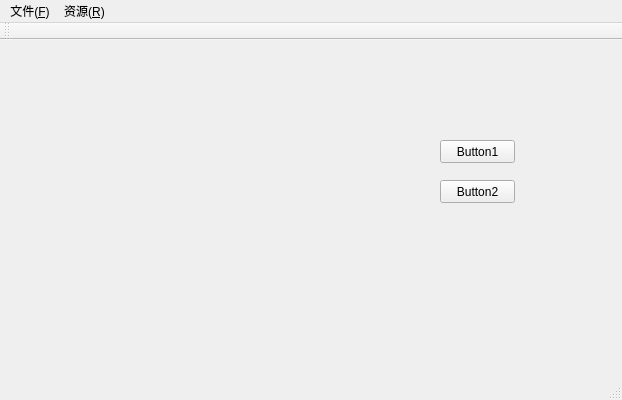
First picture: the form in Editor/editor.ui, repository dontpanic92/FoOTOo-Strike, before the edit.
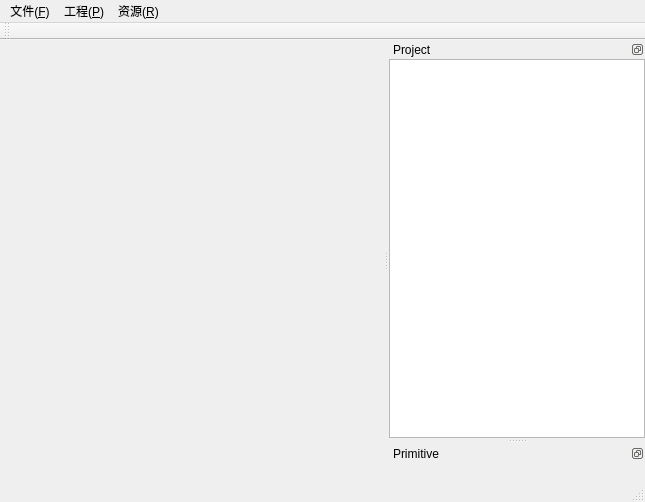
Second picture: the form after the edit. Custom widgets are drawn as their Qt base class.

```diff
--- a/Editor/editor.ui
+++ b/Editor/editor.ui
@@ -6,57 +6,38 @@
    <rect>
     <x>0</x>
     <y>0</y>
-    <width>622</width>
-    <height>400</height>
+    <width>645</width>
+    <height>502</height>
    </rect>
   </property>
   <property name="windowTitle">
    <string>Editor</string>
   </property>
   <widget class="QWidget" name="centralWidget">
-   <widget class="RenderWidget" name="widget" native="true">
-    <property name="geometry">
-     <rect>
-      <x>10</x>
-      <y>10</y>
-      <width>411</width>
-      <height>291</height>
-     </rect>
+   <layout class="QGridLayout" name="gridLayout">
+    <property name="leftMargin">
+     <number>0</number>
     </property>
-   </widget>
-   <widget class="QPushButton" name="pushButton">
-    <property name="geometry">
-     <rect>
-      <x>440</x>
-      <y>100</y>
-      <width>75</width>
-      <height>23</height>
-     </rect>
+    <property name="topMargin">
+     <number>0</number>
     </property>
-    <property name="text">
-     <string>Button1</string>
+    <property name="rightMargin">
+     <number>0</number>
     </property>
-   </widget>
-   <widget class="QPushButton" name="pushButton_2">
-    <property name="geometry">
-     <rect>
-      <x>440</x>
-      <y>140</y>
-      <width>75</width>
-      <height>23</height>
-     </rect>
+    <property name="bottomMargin">
+     <number>0</number>
     </property>
-    <property name="text">
-     <string>Button2</string>
-    </property>
-   </widget>
+    <item row="0" column="0">
+     <widget class="RenderWidget" name="widget" native="true"/>
+    </item>
+   </layout>
   </widget>
   <widget class="QMenuBar" name="menuBar">
    <property name="geometry">
     <rect>
      <x>0</x>
      <y>0</y>
-     <width>622</width>
+     <width>645</width>
      <height>23</height>
     </rect>
    </property>
@@ -78,7 +59,14 @@
     </widget>
     <addaction name="menu"/>
    </widget>
+   <widget class="QMenu" name="menu_P">
+    <property name="title">
+     <string>工程(&amp;P)</string>
+    </property>
+    <addaction name="action_S"/>
+   </widget>
    <addaction name="menuAaa"/>
+   <addaction name="menu_P"/>
    <addaction name="menu_I"/>
   </widget>
   <widget class="QToolBar" name="mainToolBar">
@@ -90,6 +78,108 @@
    </attribute>
   </widget>
   <widget class="QStatusBar" name="statusBar"/>
+  <widget class="QDockWidget" name="projectDock">
+   <property name="enabled">
+    <bool>true</bool>
+   </property>
+   <property name="styleSheet">
+    <string notr="true">QDockWidget::title
+{
+display:none;
+}</string>
+   </property>
+   <property name="floating">
+    <bool>false</bool>
+   </property>
+   <property name="features">
+    <set>QDockWidget::DockWidgetFloatable</set>
+   </property>
+   <property name="windowTitle">
+    <string>Project</string>
+   </property>
+   <attribute name="dockWidgetArea">
+    <number>2</number>
+   </attribute>
+   <widget class="QWidget" name="dockWidgetContents_2">
+    <layout class="QVBoxLayout" name="verticalLayout">
+     <property name="leftMargin">
+      <number>0</number>
+     </property>
+     <property name="topMargin">
+      <number>0</number>
+     </property>
+     <property name="rightMargin">
+      <number>0</number>
+     </property>
+     <property name="bottomMargin">
+      <number>0</number>
+     </property>
+     <item>
+      <widget class="QTreeWidget" name="projectTree">
+       <property name="styleSheet">
+        <string notr="true"/>
+       </property>
+       <property name="frameShape">
+        <enum>QFrame::StyledPanel</enum>
+       </property>
+       <property name="columnCount">
+        <number>1</number>
+       </property>
+       <attribute name="headerVisible">
+        <bool>false</bool>
+       </attribute>
+       <attribute name="headerDefaultSectionSize">
+        <number>100</number>
+       </attribute>
+       <column>
+        <property name="text">
+         <string notr="true">1</string>
+        </property>
+       </column>
+      </widget>
+     </item>
+    </layout>
+   </widget>
+  </widget>
+  <widget class="QDockWidget" name="primitiveDock">
+   <property name="features">
+    <set>QDockWidget::DockWidgetFloatable|QDockWidget::DockWidgetMovable</set>
+   </property>
+   <property name="windowTitle">
+    <string>Primitive</string>
+   </property>
+   <attribute name="dockWidgetArea">
+    <number>2</number>
+   </attribute>
+   <widget class="QWidget" name="dockWidgetContents">
+    <widget class="QPushButton" name="planeButton">
+     <property name="geometry">
+      <rect>
+       <x>20</x>
+       <y>20</y>
+       <width>75</width>
+       <height>23</height>
+      </rect>
+     </property>
+     <property name="text">
+      <string>Plane</string>
+     </property>
+    </widget>
+    <widget class="QPushButton" name="icosphereButton">
+     <property name="geometry">
+      <rect>
+       <x>120</x>
+       <y>20</y>
+       <width>75</width>
+       <height>23</height>
+      </rect>
+     </property>
+     <property name="text">
+      <string>IcoSphere</string>
+     </property>
+    </widget>
+   </widget>
+  </widget>
   <action name="actionExit">
    <property name="text">
     <string>退出(&amp;E)</string>
```
Left out of the diff: 28 changed lines with no effect on the pictures.
